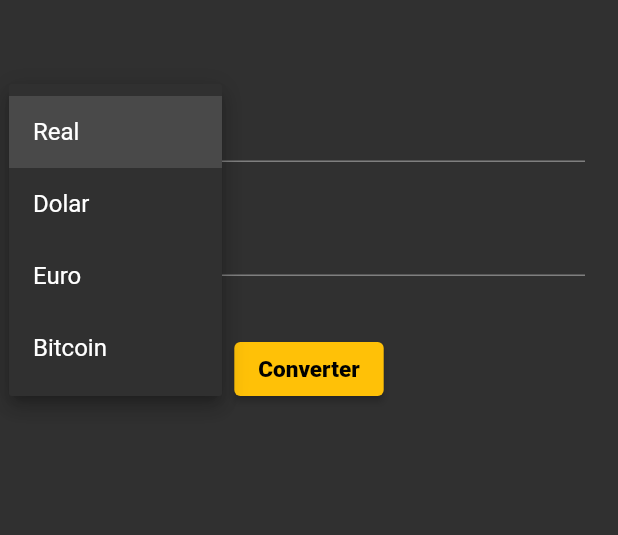
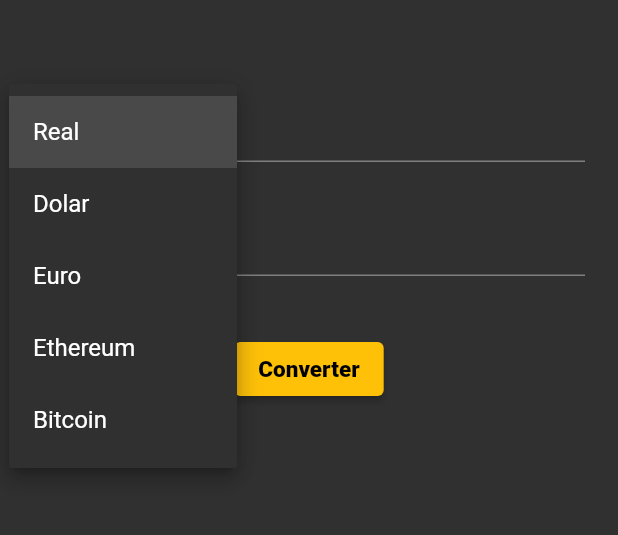
Before and after one commit to fabiojsantosdev/curso_flutter, a Flutter app: the screen it shows after launch, after a tap on "Real", on a phone screen of 412 x 824 dp, the part 375-910 px from its top. Run offline on Flutter 3.47's test engine with Material 2 defaults, Android fonts, the light colour scheme and no system bars.

Commit message:
version Release 1.02

```diff
--- a/Conversor_moeda/lib/app/components/currency_box.dart
+++ b/Conversor_moeda/lib/app/components/currency_box.dart
@@ -18,7 +18,7 @@ class Currency_Box extends StatelessWidget {
         Expanded(
           flex: 1,
           child: Padding(
-            padding: const EdgeInsets.only(left: 2,right: 20),
+            padding: const EdgeInsets.only(left: 2,right: 10),
             child: SizedBox(
               height: 56,
               child: DropdownButton<CurrencyModel>(
@@ -40,6 +40,8 @@ class Currency_Box extends StatelessWidget {
           child: Padding(
             padding: const EdgeInsets.only(right: 2),
             child: TextField(
+
+              keyboardType: TextInputType.number,
               controller: controller,
               decoration: const InputDecoration(
                   focusedBorder: UnderlineInputBorder (borderSide: BorderSide(color: Colors.amber))
--- a/Conversor_moeda/lib/app/controllers/home_controller.dart
+++ b/Conversor_moeda/lib/app/controllers/home_controller.dart
@@ -18,21 +18,21 @@ class HomeController {
 
 
 void convert() {
-
   String text = toText.text;
   double value = double.tryParse(text) ?? 1.0;
   double returnValue = 0;
 
-    if(fromCurrency.name == 'Real'){
+  if (fromCurrency.name == 'Real') {
     returnValue = value * toCurrency.real;
-    }else if(fromCurrency.name == 'Dolar'){
+  } else if (fromCurrency.name == 'Dolar') {
     returnValue = value * toCurrency.dolar;
-    }else if(fromCurrency.name == 'Euro'){
+  } else if (fromCurrency.name == 'Euro') {
     returnValue = value * toCurrency.euro;
-    }else if(fromCurrency.name == 'Bitcoin'){
+  } else if (fromCurrency.name == 'Ethereum') {
+    returnValue = value * toCurrency.ethereum;
+  } else if (fromCurrency.name == 'Bitcoin') {
     returnValue = value * toCurrency.bitcoin;
   }
-
     fromText.text = returnValue.toStringAsFixed(2);
   }
 
--- a/Conversor_moeda/lib/app/models/currency_model.dart
+++ b/Conversor_moeda/lib/app/models/currency_model.dart
@@ -3,20 +3,24 @@ class CurrencyModel{
   final double real;
   final double dolar;
   final double euro;
+  final double ethereum;
   final double bitcoin;
 
-  CurrencyModel({required this.name, required this.real,required this.dolar, required this.euro, required this.bitcoin});
+  CurrencyModel( {required this.name, required this.real,required this.dolar,
+    required this.euro, required this.ethereum, required this.bitcoin});
 
   static List<CurrencyModel> getCurrencies(){
     return <CurrencyModel>[
       CurrencyModel(
-          name: 'Real', real:1.0, dolar:0.18, euro:0.15, bitcoin:0.000016),
+          name: 'Real', real:1.0, dolar:0.18, euro:0.15,ethereum: 0.000043 ,bitcoin:0.000016),
       CurrencyModel(
-          name: 'Dolar', real:5.63, dolar:1.0, euro:0.85, bitcoin:0.000088),
+          name: 'Dolar', real:5.63, dolar:1.0, euro:0.85, ethereum: 0.00024,bitcoin:0.000088),
       CurrencyModel(
-          name: 'Euro', real:6.62, dolar:1.17, euro:1.0, bitcoin:0.00010),
+          name: 'Euro', real:6.62, dolar:1.17, euro:1.0, ethereum: 0.00029,bitcoin:0.00010),
       CurrencyModel(
-          name: 'Bitcoin', real:64116.51, dolar:11351.30, euro:9689.34, bitcoin:1.0),
+          name: 'Ethereum', real:23091.68, dolar:4088.93, euro:3510.76, ethereum: 1.0,bitcoin:0.075),
+      CurrencyModel(
+          name: 'Bitcoin', real:64116.51, dolar:11351.30, euro:9689.34, ethereum: 0.075, bitcoin:1.0),
     ];
   }
 }
--- a/Conversor_moeda/lib/app/views/home_view.dart
+++ b/Conversor_moeda/lib/app/views/home_view.dart
@@ -3,6 +3,8 @@ import 'package:conversor_moeda/app/controllers/home_controller.dart';
 import 'package:flutter/material.dart';
 
 class HomeView extends StatefulWidget {
+  const HomeView({Key? key}) : super(key: key);
+
 
 
   @override
--- a/Conversor_moeda/lib/main.dart
+++ b/Conversor_moeda/lib/main.dart
@@ -14,7 +14,7 @@ class AppWidget extends StatelessWidget {
     return MaterialApp(
       debugShowCheckedModeBanner: false,
       theme: ThemeData.dark(),
-      home:  HomeView(),
+      home:  const HomeView(),
     );
   }
 }
--- a/Conversor_moeda/pubspec.yaml
+++ b/Conversor_moeda/pubspec.yaml
@@ -34,6 +34,7 @@ dependencies:
   # The following adds the Cupertino Icons font to your application.
   # Use with the CupertinoIcons class for iOS style icons.
   cupertino_icons: ^1.0.2
+  flutter_launcher_icons: "^0.9.2"
 
 dev_dependencies:
   flutter_test:
@@ -88,3 +89,7 @@ flutter:
   #
   # For details regarding fonts from package dependencies,
   # see https://flutter.dev/custom-fonts/#from-packages
+flutter_icons:
+  android: true
+  ios: false
+  image_path: "assets/icons/icon_converter.png"
```
Also changed, not shown: Conversor_moeda/assets/icons/icon_converter.png (added), Conversor_moeda/pubspec.lock, 8 other files. Lines whose indentation alone changed are shown as unchanged.
